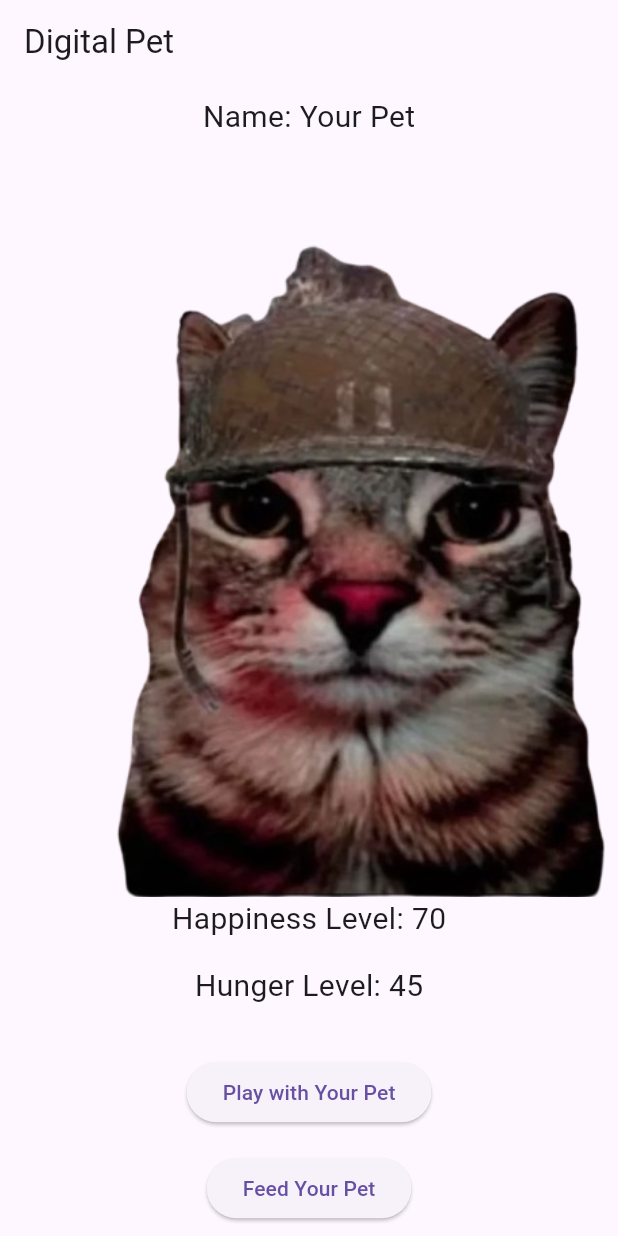
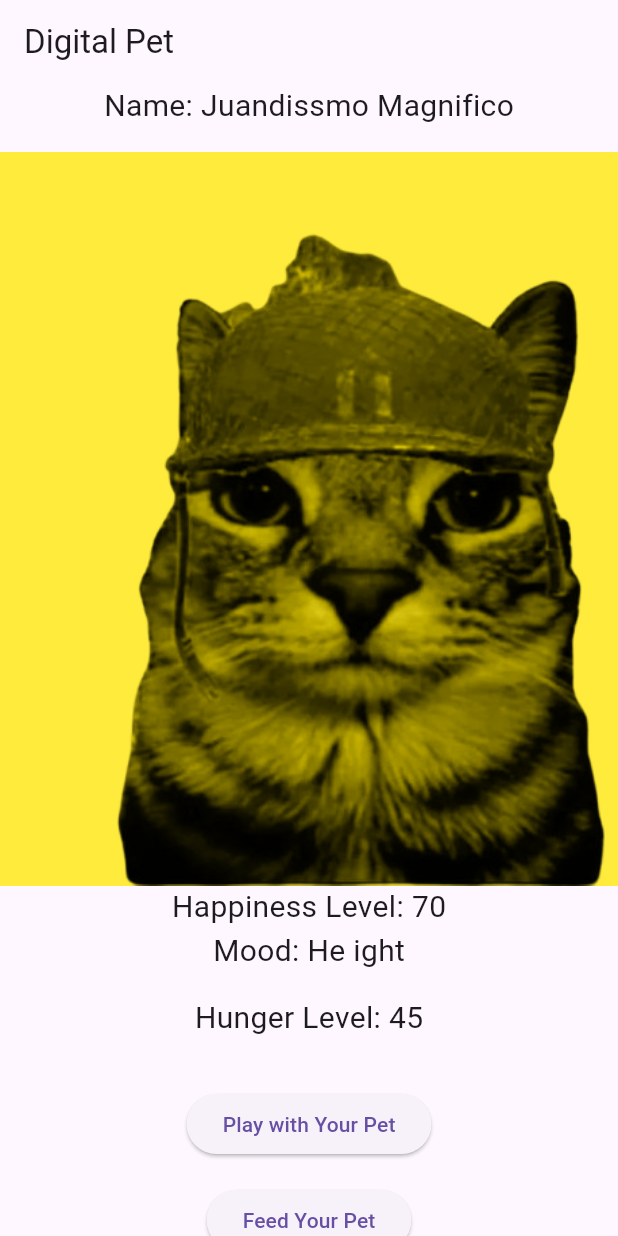
Before and after one commit to souparathon/CW3, a Flutter app: the screen it shows after launch, after a tap on "Play with Your Pet", after a tap on "Feed Your Pet", on a phone screen of 412 x 824 dp. Run offline on Flutter 3.47's test engine with Material 3 defaults, Android fonts, the light colour scheme and no system bars.

Commit message:
Cat mood

```diff
--- a/cw3/lib/main.dart
+++ b/cw3/lib/main.dart
@@ -12,15 +12,19 @@
 }
 
 class _DigitalPetAppState extends State<DigitalPetApp> {
-  String petName = "Your Pet";
+  String petName = "Juandissmo Magnifico";
   int happinessLevel = 50;
   int hungerLevel = 50;
   String _currentImage = 'assets/cat.png';
+  Color _petColor = Colors.yellow;
+  String _petMood = "Neutral";
+
   // Function to increase happiness and update hunger when playing with the pet
   void _playWithPet() {
     setState(() {
       happinessLevel = (happinessLevel + 10).clamp(0, 100);
       _updateHunger();
+      _updatePetColorAndMood();
     });
   }
 
@@ -29,6 +33,7 @@
     setState(() {
       hungerLevel = (hungerLevel - 10).clamp(0, 100);
       _updateHappiness();
+      _updatePetColorAndMood();
     });
   }
 
@@ -50,6 +55,20 @@
     }
   }
 
+  // Method to change the pet's color and mood based on the happiness level
+  void _updatePetColorAndMood() {
+    if (happinessLevel > 70) {
+      _petColor = Colors.green;
+      _petMood = "Bro feeling great rn";
+    } else if (happinessLevel >= 30) {
+      _petColor = Colors.yellow;
+      _petMood = "He ight";
+    } else {
+      _petColor = Colors.red;
+      _petMood = "He is plotting your death";
+    }
+  }
+
   @override
   Widget build(BuildContext context) {
     return Scaffold(
@@ -65,9 +84,17 @@
               style: TextStyle(fontSize: 20.0),
             ),
             SizedBox(height: 16.0),
-            Image.asset(_currentImage),
+            Image.asset(
+              _currentImage,
+              color: _petColor,
+              colorBlendMode: BlendMode.color,
+            ),
             Text(
               'Happiness Level: $happinessLevel',
+              style: TextStyle(fontSize: 20.0),
+            ),
+            Text(
+              'Mood: $_petMood',
               style: TextStyle(fontSize: 20.0),
             ),
             SizedBox(height: 16.0),
```
